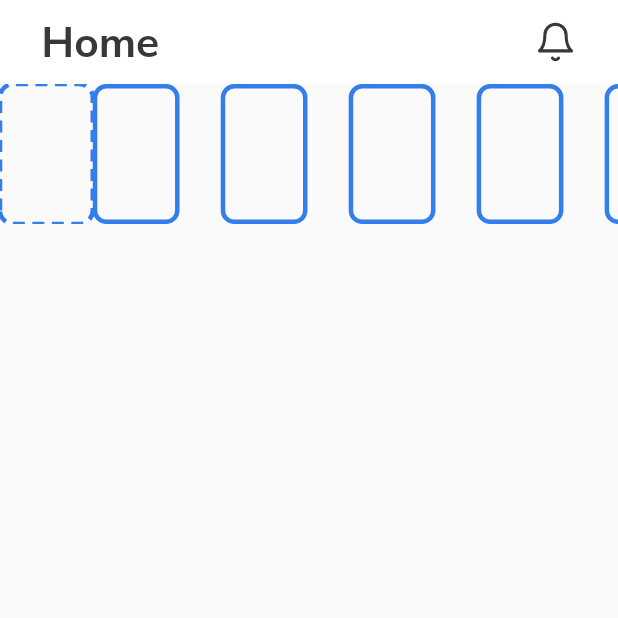
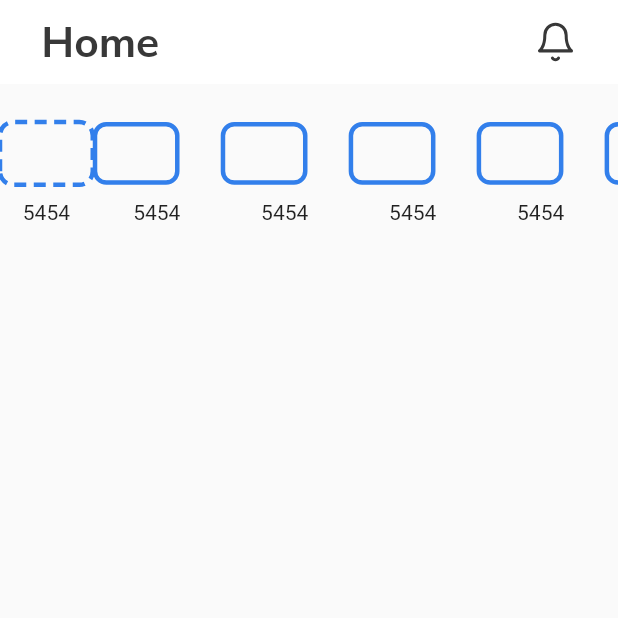
Before and after one commit to Diyorbek7/zetgram_app, a Flutter app: the screen it shows after launch, on a phone screen of 412 x 824 dp, the top half of it. Run offline on Flutter 3.47's test engine with Material 2 defaults, Android fonts, the phone set to English and light mode, and no system bars; drawn by our look-alikes of dotted_border; our stand-ins replace flutter_svg, page_transition, pinput.

```diff
--- a/lib/src/ui/menyu/home/home_screen.dart
+++ b/lib/src/ui/menyu/home/home_screen.dart
@@ -55,10 +55,10 @@ class _HomeScreenState extends State<HomeScreen> {
               itemBuilder: (context, index) {
                 return Column(
                   children: [
+                    SizedBox(height: 25*h,),
                     Expanded(
                       child: index == 0
-                          ? Container(
-                            child: DottedBorder(
+                          ? DottedBorder(
                               strokeWidth: 3,
                               dashPattern: const [8, 5],
                               borderType: BorderType.RRect,
@@ -71,7 +71,6 @@ class _HomeScreenState extends State<HomeScreen> {
                                 ),
                               ),
                               color: AppColor.blue,
-                              ),
                             )
                           : Container(
                               height: 57 * h,
@@ -88,6 +87,10 @@ class _HomeScreenState extends State<HomeScreen> {
                               ),
                             ),
                     ),
+                    SizedBox(
+                      height: 10 * h,
+                    ),
+                    Text("5454"),
                   ],
                 );
               },
```
Lines whose indentation alone changed are shown as unchanged.
